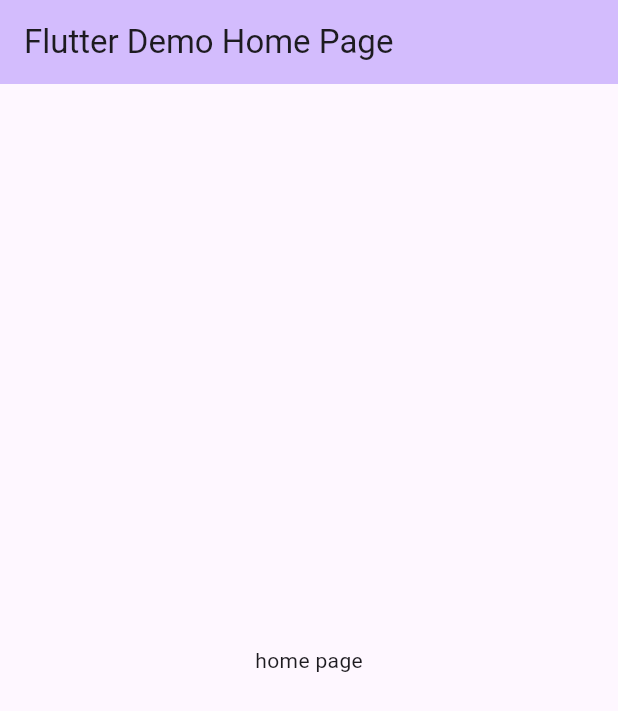
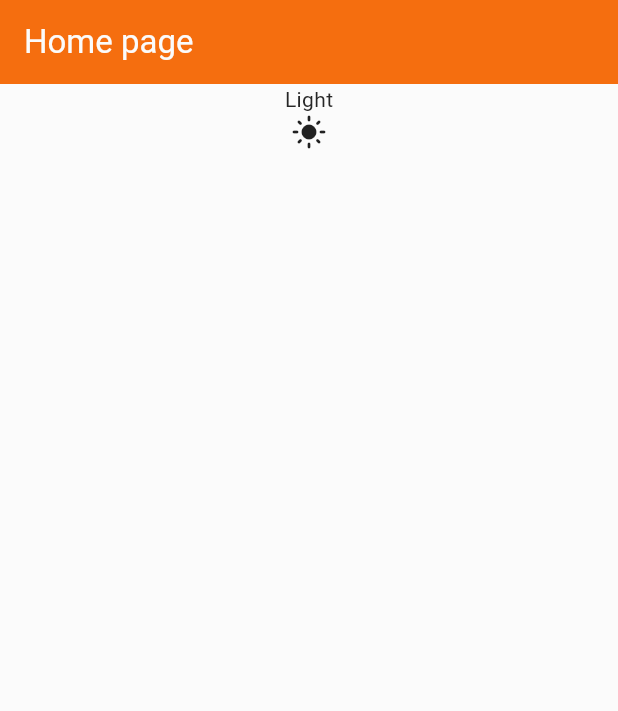
Before and after one commit to Ammarmyp/paamyPomodoro, a Flutter app: the screen it shows after launch, on a phone screen of 412 x 824 dp. Shown: the top 711 px of the screen. Run offline on Flutter 3.47's test engine with Material 3 defaults, Android fonts, the phone set to English and light mode, and no system bars; our stand-ins replace get.

Commit message:
build the app theme

```diff
--- /dev/null
+++ b/lib/components/theme_toggler.dart
@@ -0,0 +1,22 @@
+import 'package:flutter/material.dart';
+import 'package:get/get.dart';
+import 'package:paamy_pomodorro/controllers/theme_controller.dart';
+
+class ThemeToggler extends StatelessWidget {
+  ThemeToggler({super.key});
+
+  final ThemeController themeController = Get.find<ThemeController>();
+  @override
+  Widget build(BuildContext context) {
+    return GestureDetector(
+      onTap: () => themeController.toggleTheme(),
+      child: Obx(() {
+        return Icon(
+          themeController.themeMode.value == ThemeMode.dark
+              ? Icons.dark_mode
+              : Icons.light_mode,
+        );
+      }),
+    );
+  }
+}
--- /dev/null
+++ b/lib/controllers/theme_controller.dart
@@ -0,0 +1,20 @@
+import 'package:flutter/material.dart';
+import 'package:get/get.dart';
+
+class ThemeController extends GetxController {
+  var themeMode = ThemeMode.system.obs;
+
+  ThemeMode get theme => themeMode.value;
+
+  void toggleTheme() {
+    if (themeMode.value == ThemeMode.light) {
+      themeMode.value = ThemeMode.dark;
+    } else {
+      themeMode.value = ThemeMode.light;
+    }
+  }
+
+  void setSystemTheme() {
+    themeMode.value = ThemeMode.system;
+  }
+}
--- a/lib/main.dart
+++ b/lib/main.dart
@@ -1,22 +1,30 @@
 import 'package:flutter/material.dart';
+import 'package:get/get.dart';
+import 'package:paamy_pomodorro/controllers/theme_controller.dart';
 import 'package:paamy_pomodorro/pages/my_home_page.dart';
+import 'package:paamy_pomodorro/utils/theme.dart';
 
 void main() {
-  runApp(const MyApp());
+  runApp(MyApp());
 }
 
 class MyApp extends StatelessWidget {
-  const MyApp({super.key});
+  MyApp({super.key});
+
+  final ThemeController themeController = Get.put(ThemeController());
 
   @override
   Widget build(BuildContext context) {
-    return MaterialApp(
-      title: 'Flutter Demo',
-      theme: ThemeData(
-        colorScheme: ColorScheme.fromSeed(seedColor: Colors.deepPurple),
-        useMaterial3: true,
-      ),
-      home: const MyHomePage(title: 'Flutter Demo Home Page'),
+    return Obx(
+      () {
+        return GetMaterialApp(
+          debugShowCheckedModeBanner: false,
+          theme: AppTheme.lightTheme,
+          darkTheme: AppTheme.darkTheme,
+          themeMode: themeController.theme,
+          home: MyHomePage(),
+        );
+      },
     );
   }
 }
--- a/lib/pages/my_home_page.dart
+++ b/lib/pages/my_home_page.dart
@@ -1,18 +1,28 @@
 import 'package:flutter/material.dart';
+import 'package:get/get.dart';
+import 'package:paamy_pomodorro/components/theme_toggler.dart';
+import 'package:paamy_pomodorro/controllers/theme_controller.dart';
 
 class MyHomePage extends StatelessWidget {
-  const MyHomePage({super.key, required this.title});
-
-  final String title;
+  MyHomePage({
+    super.key,
+  });
+  final ThemeController themeController = Get.find<ThemeController>();
 
   @override
   Widget build(BuildContext context) {
     return Scaffold(
       appBar: AppBar(
-        backgroundColor: Theme.of(context).colorScheme.inversePrimary,
-        title: Text(title),
+        title: const Text("Home page"),
       ),
-      body: const Center(child: Text("home page")),
+      body: Center(
+        child: Column(
+          children: [
+            Text(themeController.theme == ThemeMode.dark ? "Dark" : "Light"),
+            ThemeToggler()
+          ],
+        ),
+      ),
     );
   }
 }
--- /dev/null
+++ b/lib/utils/theme.dart
@@ -0,0 +1,59 @@
+import 'package:flutter/material.dart';
+
+class AppTheme {
+  //  custom colors
+  static const Color darkVoid = Color(0xFF151419);
+  static const Color liquidLava = Color(0xFFF56E0F);
+  static const Color gluonGrey = Color(0xFF1B1B1E);
+  static const Color slateGrey = Color(0xFF262626);
+  static const Color dustyGrey = Color(0xFF878787);
+  static const Color snow = Color(0xFFFBFBFB);
+
+  static final ThemeData lightTheme = ThemeData(
+    colorScheme: ColorScheme.light(
+      primary: liquidLava,
+      onPrimary: snow,
+      secondary: dustyGrey,
+      onSecondary: snow,
+      surface: snow,
+      onSurface: slateGrey,
+      error: Colors.red.shade800,
+      onError: Colors.white,
+    ),
+    brightness: Brightness.light,
+    primaryColor: liquidLava,
+    scaffoldBackgroundColor: snow,
+    appBarTheme: const AppBarTheme(
+      backgroundColor: liquidLava,
+      foregroundColor: snow,
+    ),
+    buttonTheme: const ButtonThemeData(
+      buttonColor: liquidLava,
+      textTheme: ButtonTextTheme.primary,
+    ),
+  );
+
+  static final ThemeData darkTheme = ThemeData(
+    colorScheme: ColorScheme.dark(
+      primary: liquidLava,
+      onPrimary: darkVoid,
+      secondary: dustyGrey,
+      onSecondary: darkVoid,
+      surface: slateGrey,
+      onSurface: snow,
+      error: Colors.red.shade300,
+      onError: darkVoid,
+    ),
+    brightness: Brightness.dark,
+    primaryColor: liquidLava,
+    scaffoldBackgroundColor: gluonGrey,
+    appBarTheme: const AppBarTheme(
+      backgroundColor: darkVoid,
+      foregroundColor: snow,
+    ),
+    buttonTheme: const ButtonThemeData(
+      buttonColor: liquidLava,
+      textTheme: ButtonTextTheme.primary,
+    ),
+  );
+}
--- a/pubspec.yaml
+++ b/pubspec.yaml
@@ -43,6 +43,7 @@
   flutter_slidable: ^3.1.2
   sleek_circular_slider: ^2.0.1
   flutter_launcher_icons: ^0.14.2
+  get_storage: ^2.1.1
 
 dev_dependencies:
   flutter_test:
```
Also changed, not shown: pubspec.lock, 1 other file.
